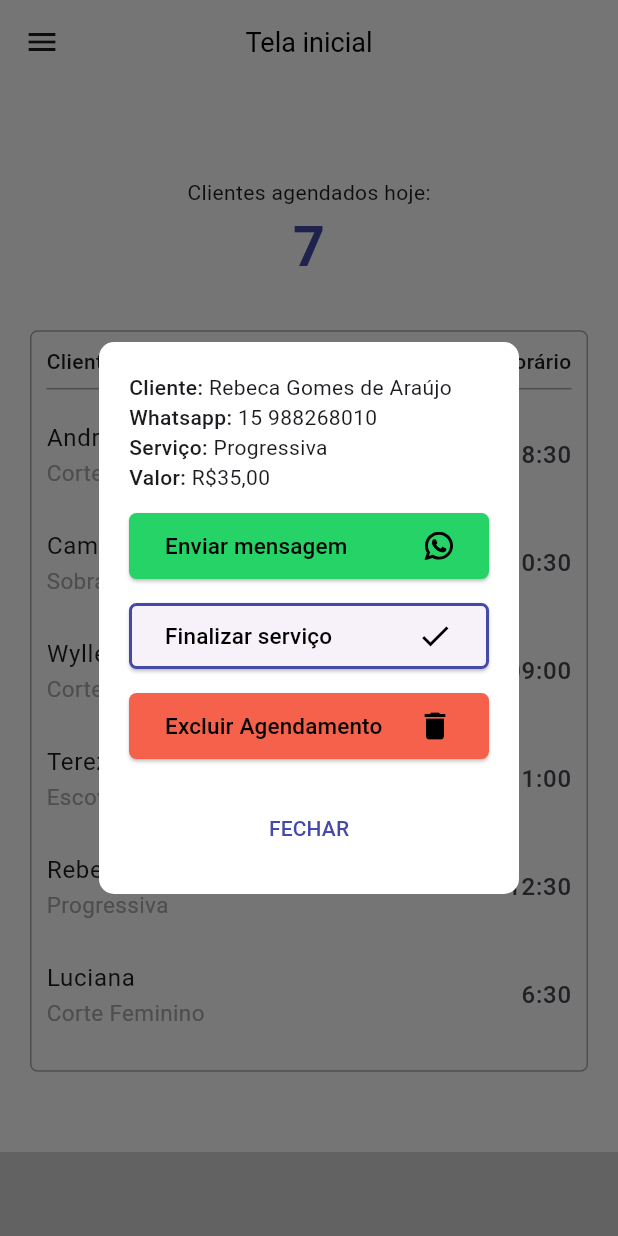
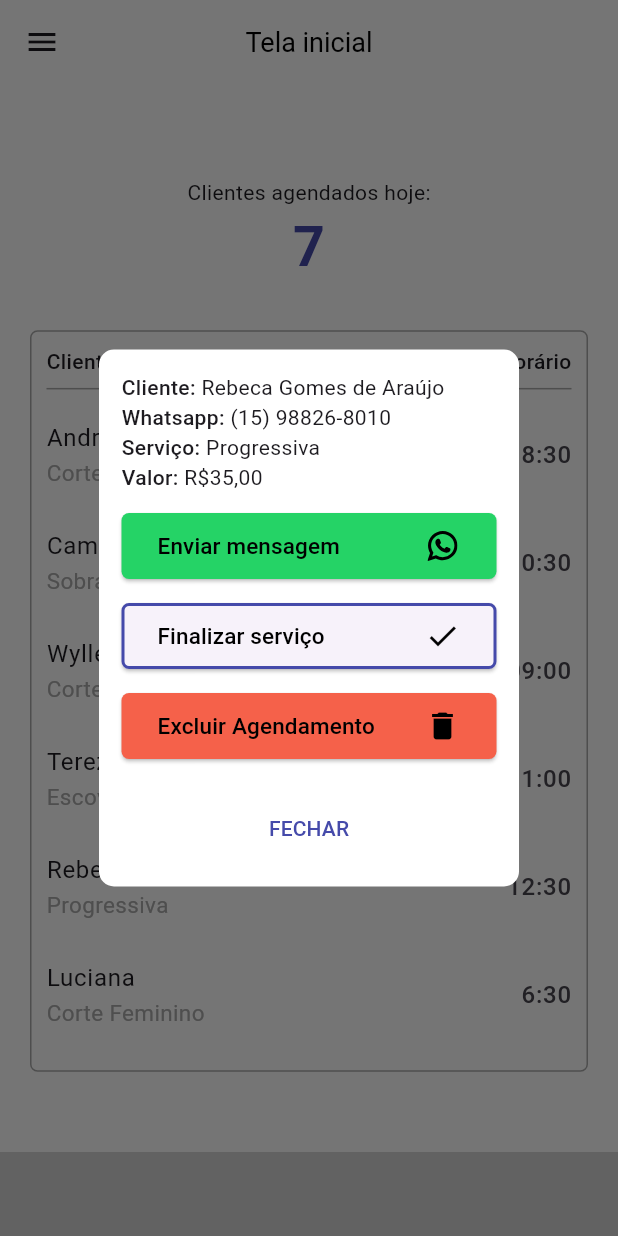
Before and after one commit to Andrew-Ssantos/hair_salon_app, a Flutter app: the screen it shows after launch, after a tap on "Andrew dos Santos", on a phone screen of 412 x 824 dp. Run offline on Flutter 3.47's test engine with Material 2 defaults, Android fonts, the light colour scheme and no system bars; drawn by our look-alikes of calendar_view; our stand-ins replace flutter_modular, flutter_svg, isar, lottie; missing offline and left inert: asp; accounts and stored records are empty; generated files the repository leaves out were written again.

Commit message:
Finalizado implementação da modal de cliente

```diff
--- a/lib/core/widgets/hs_client_modal/hs_client_modal.dart
+++ b/lib/core/widgets/hs_client_modal/hs_client_modal.dart
@@ -14,7 +14,7 @@ class HsClientModal {
           scrollable: true,
           actionsPadding: const EdgeInsets.all(10),
           content: Padding(
-            padding: const EdgeInsets.all(20),
+            padding: const EdgeInsets.all(15),
             child: Column(
               mainAxisSize: MainAxisSize.min,
               children: [
@@ -33,7 +33,7 @@ class HsClientModal {
                       'Whatsapp: ',
                       style: TextStyle(fontWeight: FontWeight.w500),
                     ),
-                    Text('15 988268010'),
+                    Text('(15) 98826-8010'),
                   ],
                 ),
                 Row(
@@ -69,11 +69,10 @@ class HsClientModal {
                         style: TextStyle(color: Colors.black, fontSize: 15),
                       ),
                       SizedBox(
-                        height: 19,
-                        width: 19,
+                        width: 22,
                         child: SvgPicture.asset(
-                          alignment: Alignment.center,
-                          fit: BoxFit.scaleDown,
+                          height: 20,
+                          alignment: Alignment.centerLeft,
                           'lib/core/assets/icons/whatsapp.svg',
                         ),
                       )
```
